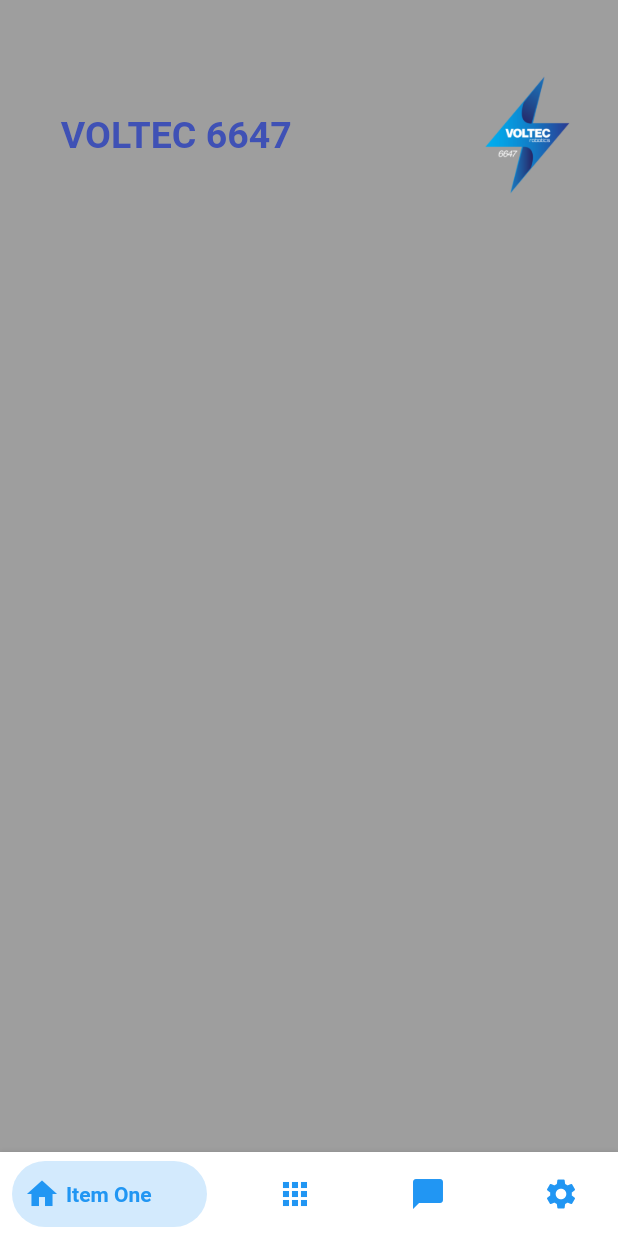
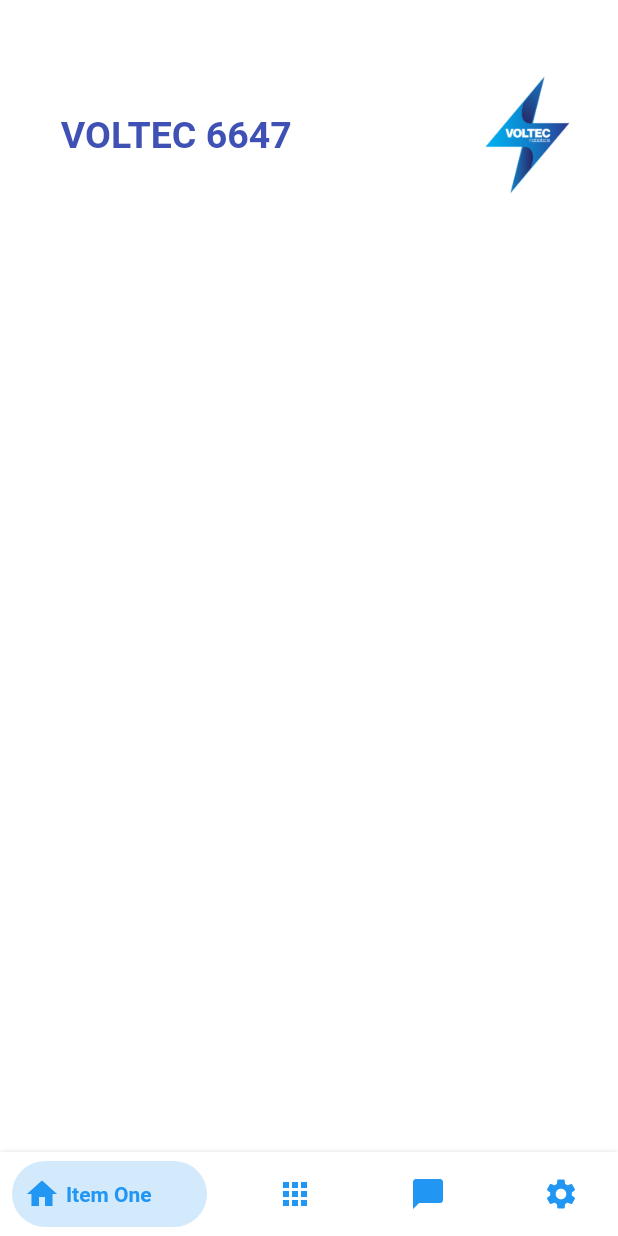
Before and after one commit to jpgtzg/2023-Scouting6647, a Flutter app: the screen it shows after launch, on a phone screen of 412 x 824 dp. Run offline on Flutter 3.47's test engine with Material 2 defaults, Android fonts, the phone set to English and light mode, and no system bars; drawn by our look-alikes of bottom_navy_bar; Roboto replaces fonts that are missing (Oxygen).

Commit message:
Changes in pubspec.yaml

```diff
--- a/lib/bottombarinterface.dart
+++ b/lib/bottombarinterface.dart
@@ -38,7 +38,7 @@ class _BottomBarInterfaceState extends State<BottomBarInterface> {
               },
               children: <Widget>[
                 Container(
-                  color: Colors.grey,
+                  color: Colors.white,
                 ),
                 Container(
                   color: Colors.white,
--- a/pubspec.yaml
+++ b/pubspec.yaml
@@ -35,12 +35,10 @@ dependencies:
   # Use with the CupertinoIcons class for iOS style icons.
   cupertino_icons: ^1.0.2
   bottom_navy_bar: ^6.0.0
-  flutter_launcher_icons: ^0.9.3
 
 dev_dependencies:
   flutter_test:
     sdk: flutter
-
 
   # The "flutter_lints" package below contains a set of recommended lints to
   # encourage good coding practices. The lint set provided by the package is
@@ -49,10 +47,6 @@ dev_dependencies:
   # rules and activating additional ones.
   flutter_lints: ^2.0.0
 
-flutter_icons:
-  android: true
-  ios: true
-  image_path: "assets/images/logoapp.jpg"
 # For information on the generic Dart part of this file, see the
 # following page: https://dart.dev/tools/pub/pubspec
 
```
Also changed, not shown: pubspec.lock.
